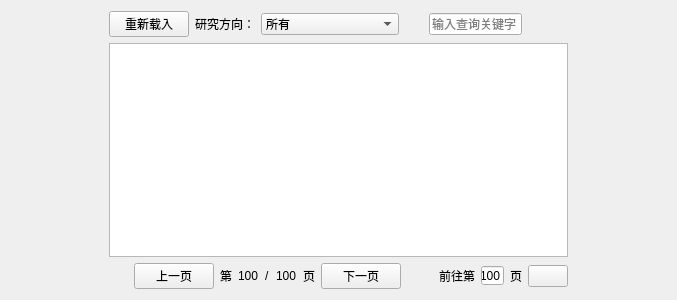
First picture: the form in UI/UI_ExpertListWidget.ui, repository mortersen/Minnan, before the edit.
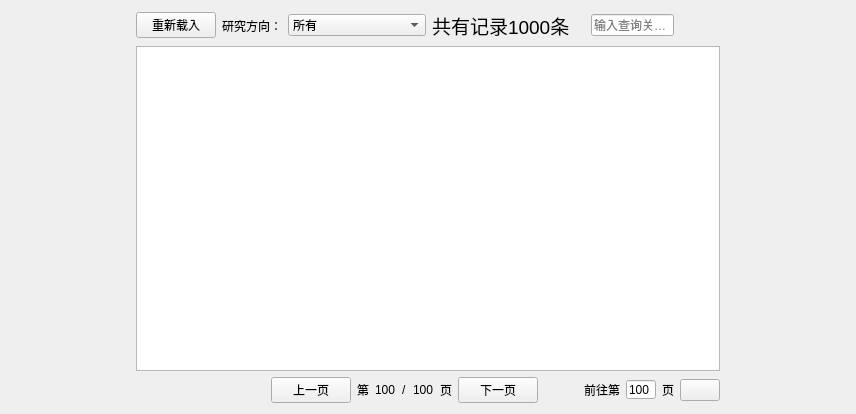
Second picture: the form after the edit. Icons and pictures are not drawn.

Patch:
```diff
--- a/UI/UI_ExpertListWidget.ui
+++ b/UI/UI_ExpertListWidget.ui
@@ -6,8 +6,8 @@
    <rect>
     <x>0</x>
     <y>0</y>
-    <width>677</width>
-    <height>300</height>
+    <width>856</width>
+    <height>414</height>
    </rect>
   </property>
   <property name="windowTitle">
@@ -145,6 +145,19 @@
            </item>
           </widget>
          </item>
+         <item>
+          <widget class="QLabel" name="label_3">
+           <property name="font">
+            <font>
+             <family>Arial</family>
+             <pointsize>14</pointsize>
+            </font>
+           </property>
+           <property name="text">
+            <string>共有记录1000条</string>
+           </property>
+          </widget>
+         </item>
         </layout>
        </item>
        <item>
@@ -204,7 +217,7 @@
       </layout>
      </item>
      <item>
-      <widget class="QTableWidget" name="tableWidget"/>
+      <widget class="QTableView" name="tableView"/>
      </item>
      <item>
       <layout class="QHBoxLayout" name="horizontalLayout_8">
```
